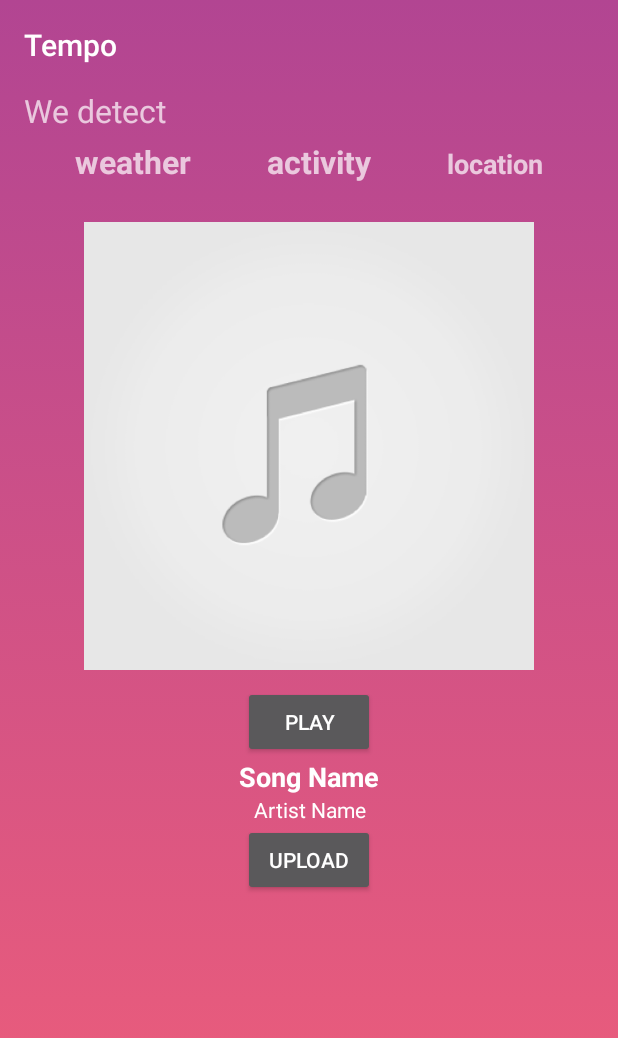
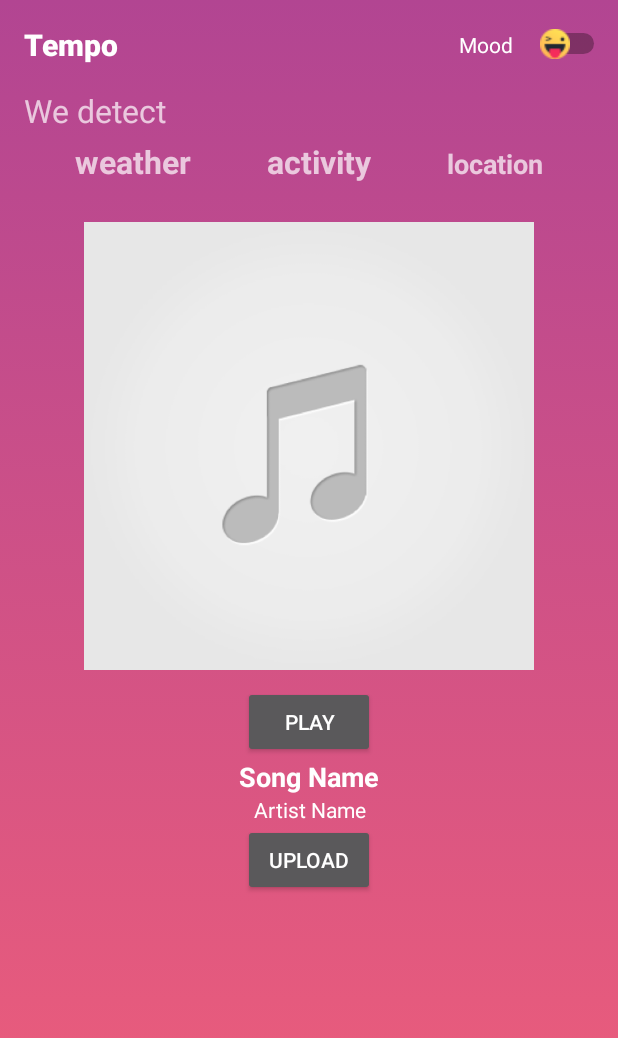
Before and after one commit to nnelson16/Tempo, an Android app: the screen it shows after launch (MainActivity), on a phone screen of 412 x 824 dp. Shown: the top 1038 px of the screen. Run offline under Robolectric (Android 15) with nearby library versions, the phone set to English and light mode, and no system bars; our stand-ins replace Volley; 4 statements that could not run were skipped.

Commit message:
-added mood UI

```diff
--- a/app/src/main/res/layout/activity_main.xml
+++ b/app/src/main/res/layout/activity_main.xml
@@ -9,17 +9,43 @@
     android:background="@drawable/background_gradient"
     tools:context="com.example.nikhil.tempo.MainActivity">
 
+
+    <LinearLayout
+        android:layout_width="fill_parent"
+        android:layout_height="wrap_content"
+        android:orientation="horizontal"
+        android:weightSum="1">
+
         <TextView
             android:id="@+id/appNameTextView"
-        android:layout_width="match_parent"
+            android:layout_width="0dp"
             android:layout_height="wrap_content"
+            android:layout_weight="0.7"
+            android:layout_gravity="left"
             android:fontFamily="sans-serif-medium"
             android:paddingBottom="16sp"
             android:paddingLeft="16sp"
             android:paddingTop="16sp"
             android:text="Tempo"
             android:textColor="@android:color/white"
+            android:textStyle="bold"
             android:textSize="20sp" />
+
+        <Switch
+            android:id="@+id/moodSwitch"
+            android:layout_width="0dp"
+            android:layout_height="match_parent"
+            android:layout_gravity="right"
+            android:layout_weight="0.3"
+            android:paddingRight="12dp"
+            android:text="Mood"
+            android:textAlignment="center"
+            android:textOff="sad"
+            android:textOn="excited"
+            android:thumb="@drawable/excited"
+            android:trackTint="@android:color/black" />
+
+    </LinearLayout>
 
     <TextView
         android:id="@+id/editText"
--- a/app/src/main/res/values/styles.xml
+++ b/app/src/main/res/values/styles.xml
@@ -7,5 +7,4 @@
         <item name="colorPrimaryDark">@color/colorPrimaryDark</item>
         <item name="colorAccent">@color/colorAccent</item>
     </style>
-
 </resources>
```
Also changed, not shown: app/src/main/res/drawable/excited.png (added). Lines whose indentation alone changed are shown as unchanged.
